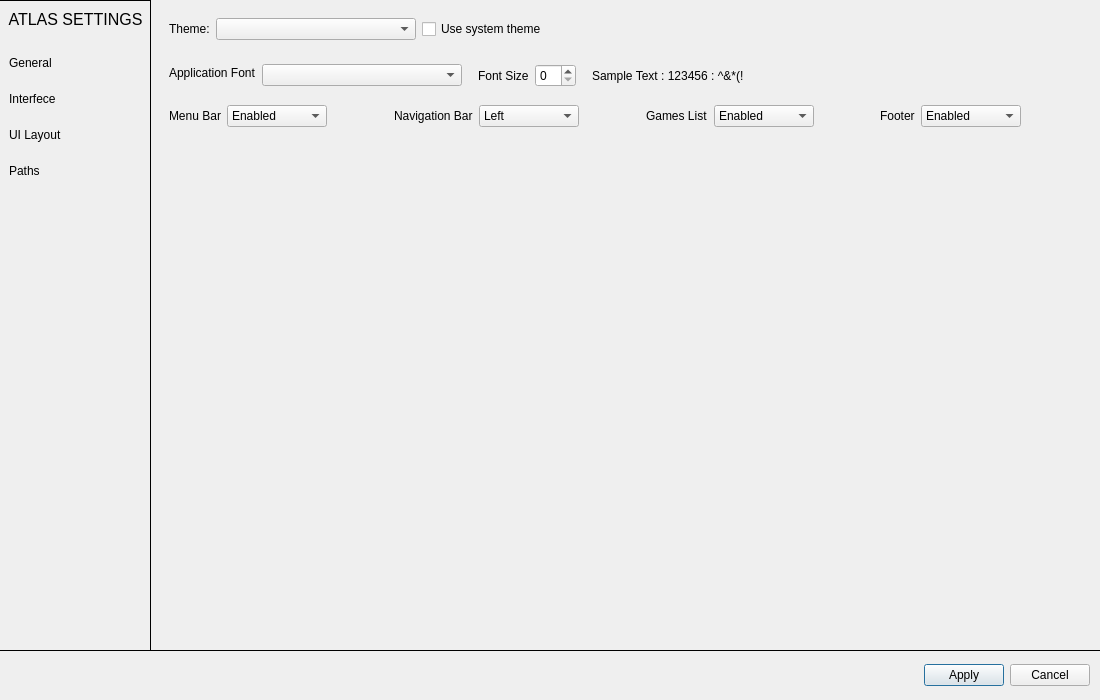
This is atlas/ui/dialog/SettingsDialog.ui in KJNeko/Atlas as Qt 5 draws it before an edit. The edited form follows.
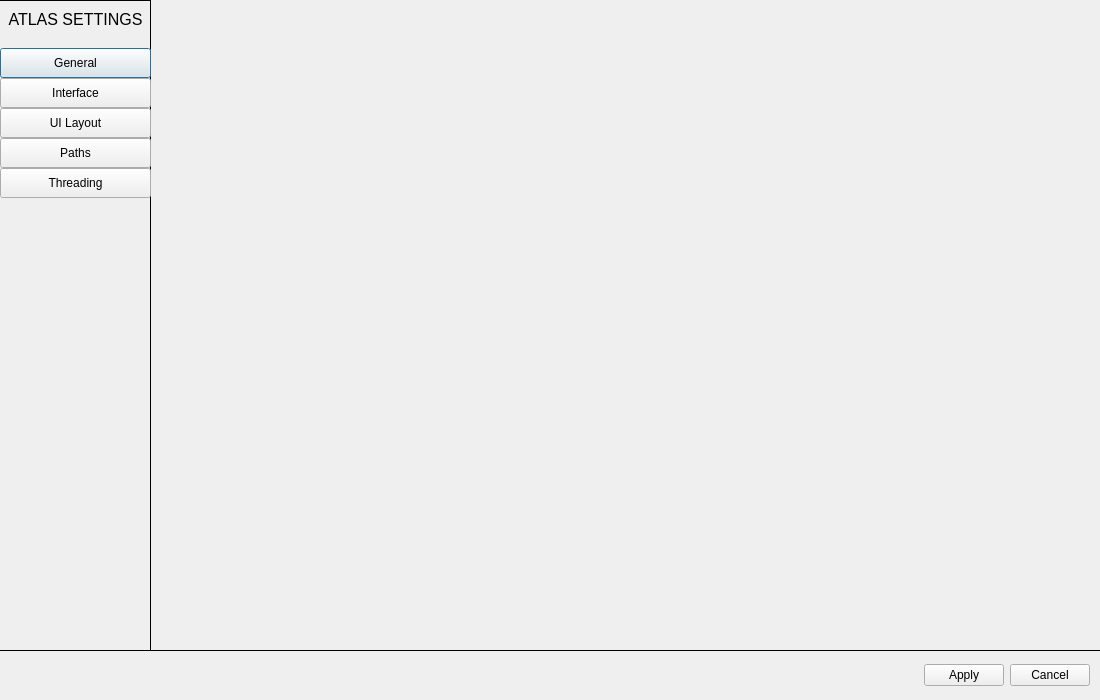
This is the edited form.

Commit message: Settings UI Updates, fixed spacing in config

```diff
--- a/atlas/ui/dialog/SettingsDialog.ui
+++ b/atlas/ui/dialog/SettingsDialog.ui
@@ -114,15 +114,27 @@
           <verstretch>0</verstretch>
          </sizepolicy>
         </property>
+        <property name="minimumSize">
+         <size>
+          <width>0</width>
+          <height>30</height>
+         </size>
+        </property>
         <layout class="QVBoxLayout" name="verticalLayout">
+         <property name="spacing">
+          <number>0</number>
+         </property>
+         <property name="leftMargin">
+          <number>0</number>
+         </property>
+         <property name="rightMargin">
+          <number>0</number>
+         </property>
+         <property name="bottomMargin">
+          <number>0</number>
+         </property>
          <item>
-          <widget class="QLabel" name="label_43">
-           <property name="sizePolicy">
-            <sizepolicy hsizetype="Preferred" vsizetype="Fixed">
-             <horstretch>0</horstretch>
-             <verstretch>0</verstretch>
-            </sizepolicy>
-           </property>
+          <widget class="QPushButton" name="btnGeneral">
            <property name="minimumSize">
             <size>
              <width>0</width>
@@ -135,13 +147,7 @@
           </widget>
          </item>
          <item>
-          <widget class="QLabel" name="label_42">
-           <property name="sizePolicy">
-            <sizepolicy hsizetype="Preferred" vsizetype="Fixed">
-             <horstretch>0</horstretch>
-             <verstretch>0</verstretch>
-            </sizepolicy>
-           </property>
+          <widget class="QPushButton" name="btnInterface">
            <property name="minimumSize">
             <size>
              <width>0</width>
@@ -149,37 +155,28 @@
             </size>
            </property>
            <property name="text">
-            <string>Interfece</string>
+            <string>Interface</string>
            </property>
           </widget>
          </item>
          <item>
-          <widget class="QLabel" name="label_39">
-           <property name="sizePolicy">
-            <sizepolicy hsizetype="Preferred" vsizetype="Fixed">
-             <horstretch>0</horstretch>
-             <verstretch>0</verstretch>
-            </sizepolicy>
-           </property>
+          <widget class="QPushButton" name="btnUilayout">
            <property name="minimumSize">
             <size>
              <width>0</width>
              <height>30</height>
             </size>
            </property>
+           <property name="styleSheet">
+            <string/>
+           </property>
            <property name="text">
             <string>UI Layout</string>
            </property>
           </widget>
          </item>
          <item>
-          <widget class="QLabel" name="label_44">
-           <property name="sizePolicy">
-            <sizepolicy hsizetype="Preferred" vsizetype="Fixed">
-             <horstretch>0</horstretch>
-             <verstretch>30</verstretch>
-            </sizepolicy>
-           </property>
+          <widget class="QPushButton" name="btnPaths">
            <property name="minimumSize">
             <size>
              <width>0</width>
@@ -191,6 +188,19 @@
            </property>
           </widget>
          </item>
+         <item>
+          <widget class="QPushButton" name="btnThreading">
+           <property name="minimumSize">
+            <size>
+             <width>0</width>
+             <height>30</height>
+            </size>
+           </property>
+           <property name="text">
+            <string>Threading</string>
+           </property>
+          </widget>
+         </item>
          <item>
           <spacer name="verticalSpacer_2">
            <property name="orientation">
@@ -319,7 +329,7 @@
 </string>
      </property>
      <property name="currentIndex">
-      <number>1</number>
+      <number>4</number>
      </property>
      <widget class="QWidget" name="settingsGeneral">
       <layout class="QGridLayout" name="gridLayout_7">
@@ -2267,6 +2277,13 @@
        </item>
       </layout>
      </widget>
+     <widget class="QWidget" name="SettingsThreading">
+      <layout class="QGridLayout" name="gridLayout_13">
+       <item row="0" column="0">
+        <widget class="QWidget" name="widget_2" native="true"/>
+       </item>
+      </layout>
+     </widget>
     </widget>
    </item>
   </layout>
```
The commit also changes 5 other files.
